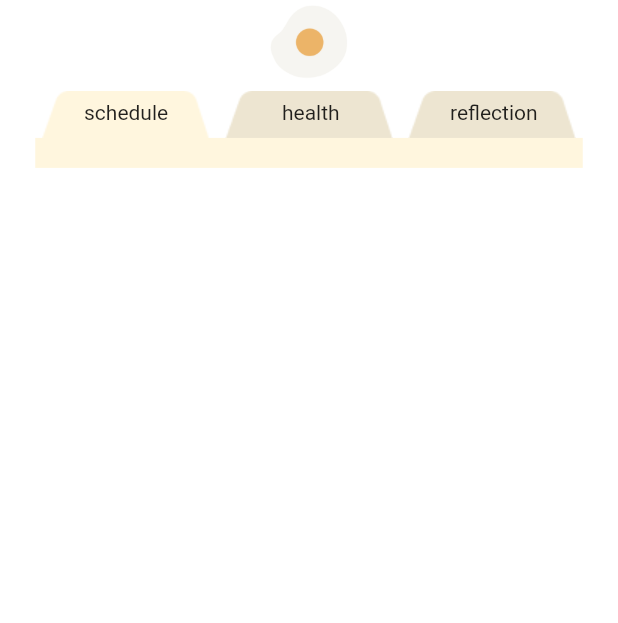
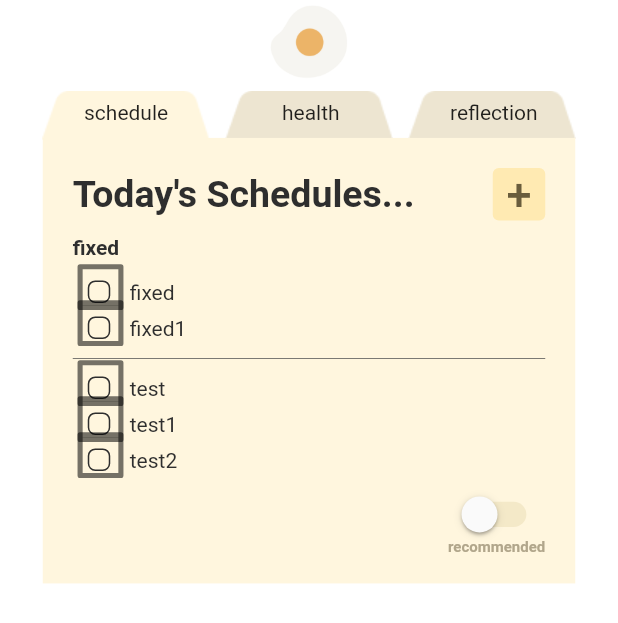
Before and after one commit to HCI-CEO/LifeIsAnEgg, a Flutter app: the screen it shows after launch, on a phone screen of 412 x 824 dp. Shown: the top 623 px of the screen. Run offline on Flutter 3.47's test engine with Material 2 defaults, Android fonts, the phone set to English and light mode, and no system bars; our stand-ins replace table_calendar.

Commit message:
add: global variable

```diff
--- a/lib/day_file_box.dart
+++ b/lib/day_file_box.dart
@@ -1,5 +1,6 @@
 import 'package:flutter/material.dart';
-// import 'package:life_is_an_egg/schedule.dart';
+import 'package:life_is_an_egg/health.dart';
+import 'package:life_is_an_egg/schedule.dart';
 
 class FileBox extends StatefulWidget {
   const FileBox({Key? key}) : super(key: key);
@@ -77,15 +78,15 @@ class _FileBoxState extends State<FileBox> {
           ),
         ),
         Container(
-          width: 365,
+          width: 355,
           color: Color.fromARGB(255, 255, 246, 222),
           child: Padding(
             padding: EdgeInsets.fromLTRB(20, 10, 20, 10),
             child:(
                 curPage==0?
-                /**** ScheduleList() ****/ null :(
+                ScheduleList() :(
                     curPage==1?
-                    /**** 여기에 null 대신 Health ****/ null  : (
+                    HealthList()  : (
                         curPage==2?
                         /**** 여기에 null 대신 reflection ****/ null
                             :null
--- /dev/null
+++ b/lib/global_data.dart
@@ -0,0 +1,94 @@
+import 'package:flutter/cupertino.dart';
+
+class ToDo {
+  bool isDone = false;
+  int priority = 0; // 0, 1, 2 (높을 수록 중요)
+  String title;
+  DateTime doneTime = DateTime(1970, 1, 1, 0, 0, 1);
+
+  ToDo(this.title, this.priority );
+}
+class ToDoHealth {
+  bool isDone = false;
+  String title;
+  DateTime doingTime;
+
+  ToDoHealth(this.title, this.doingTime);
+}
+
+
+// ---------나의 경우...-----------
+// flutter pub add provider
+// flutter pub get
+// import 'package:life_is_an_egg/global_data.dart' as data;
+// import 'package:provider/provider.dart';
+// 제일 상단에 이렇게 넣어서 사용
+class CalendarData with ChangeNotifier {
+
+  // 현재 화면에 나타낼 날짜 -> 이 값에 따라 아래 todolist 바뀜
+  DateTime _selectedDay = DateTime.now();
+
+  // 값 get할 때
+  // context.watch<data.CalendarData>().selectedDay;
+  DateTime get selectedDay => _selectedDay;
+
+  //  값을 변경하고 싶을 때
+  // context.read<data.CalendarData>().changeDay(변경하고 싶은 DateTime 객체);
+  void changeDay(DateTime day){
+    _selectedDay=day;
+    notifyListeners();
+  }
+
+  // 얘는 근데 바로 변경해도 됨
+  // 6월 5일 health task 항목에 접근하고 싶을 때
+  // context.watch<data.CalendarData>().calendar[selectedDay.month]?[selectedDay.day]?['health']?['tasks']
+  //
+  // 그냥 calendar 전체를 받아오고 싶을 때
+  // context.watch<data.CalendarData>().calendar
+  Map<int, Map<int,Map<String,Map<String,dynamic>>>> calendar = {
+    // 월
+    6: {
+      // 일
+      5: {
+        // 스케줄
+        'schedule': {
+          'fixed' : [ToDo('fixed', 0), ToDo('fixed1', 2)],
+          'unfixed' : [ToDo('test', 0), ToDo('test1', 2), ToDo('test2', 1)]
+        },
+        // 건강
+        'health' : {
+          'tasks' : [
+            ToDoHealth('Vitamin', DateTime(1970,1,1, 8, 7)),
+            ToDoHealth('dentist', DateTime(1970,1,1, 12, 7)),
+            ToDoHealth('go to sleep', DateTime(1970,1,1, 12, 23))
+          ]
+        },
+        // reflection
+        'reflection' : {
+          'image' : 'img/dkfj',
+          'answer' : ['answer1', 'answer2'],
+        }
+      },
+      8: {
+        // 스케줄
+        'schedule': {
+          'fixed' : [ToDo('fixed', 0), ToDo('fixed1' , 2)],
+          'unfixed' : [ToDo('test', 0), ToDo('test1', 2), ToDo('test2', 1)]
+        },
+        // 건강
+        'health' : {
+          'tasks' : [
+            ToDoHealth('Vitamin', DateTime(1970,1,1, 8, 7)),
+            ToDoHealth('dentist', DateTime(1970,1,1, 12, 7)),
+            ToDoHealth('go to sleep', DateTime(1970,1,1, 12, 23))
+          ]
+        },
+        // reflection
+        'reflection' : {
+          'image' : 'img/dkfj',
+          'answer' : ['answer3', 'answer4'],
+        }
+      },
+    }
+  };
+}
--- a/lib/schedule.dart
+++ b/lib/schedule.dart
@@ -1,19 +1,8 @@
 import 'package:flutter/cupertino.dart';
 import 'package:flutter/material.dart';
 import 'package:intl/intl.dart';
-
-
-// 요 투두도..
-class ToDo {
-  bool isDone = false;
-  int priority = 0; // 0, 1, 2 (높을 수록 중요)
-  String title;
-  bool isFixed;
-  DateTime doneTime = DateTime(1970, 1, 1, 0, 0, 1);
-
-  ToDo(this.title, this.priority, this.isFixed);
-}
-
+import 'package:life_is_an_egg/global_data.dart' as data;
+import 'package:provider/provider.dart';
 
 
 class ScheduleList extends StatefulWidget {
@@ -29,17 +18,12 @@ class _ScheduleListState extends State<ScheduleList> {
   final _focusNode = FocusNode();//포커스 노드
   final _inputTodoController = TextEditingController();
 
-  // 나중에 이 값들 다 전역으로 어디 한 군데에서 다 관리해야하지 싶은데...
-  final _fixedItems = <ToDo>[ToDo('fixed', 0, true), ToDo('fixed1' , 2, true)];
-  final _items = <ToDo>[ToDo('test', 0, false), ToDo('test1', 2, false), ToDo('test2', 1, false)];
-
   String _inputPriority = 'high';
   bool _inputIsFixed = false;
 
 
-
   /**** 할 일 추가 메소드 ****/
-  void _addTodo(ToDo todo, List l) {
+  void _addTodo(data.ToDo todo, List l) {
     setState(() {
       l.add(todo);
       _inputTodoController.text = '';
@@ -49,14 +33,14 @@ class _ScheduleListState extends State<ScheduleList> {
   }
 
   /**** 할 일 삭제 메소드 ****/
-  void _deleteTodo(ToDo todo, List l) {
+  void _deleteTodo(data.ToDo todo, List l) {
     setState(() {
       l.remove(todo);
     });
   }
 
   /**** 할 일 title 수정 메소드 ****/
-  void _modifyTodo(ToDo todo){
+  void _modifyTodo(data.ToDo todo){
     setState((){
       todo.title = _inputTodoController.text;
       _inputTodoController.text='';
@@ -64,17 +48,15 @@ class _ScheduleListState extends State<ScheduleList> {
   }
 
   /**** 추천기능이 적용된 리스트 정렬 ****/
-  List<ToDo> onRecommend(List<ToDo> item){
-    List<ToDo> temp;
+  List<data.ToDo> onRecommend(List<data.ToDo> item){
+    List<data.ToDo> temp;
     temp = [...item];
     temp.sort((a,b)=>b.priority.compareTo(a.priority));
     return temp;
   }
 
-
-
   /**** Todo list item 만들기 ****/
-  Widget buildItemWidget(ToDo todo) {
+  Widget buildItemWidget(data.ToDo todo, List<data.ToDo> list) {
     return Padding(
         padding: const EdgeInsets.fromLTRB(10, 4,10,4),
         child :
@@ -163,10 +145,7 @@ class _ScheduleListState extends State<ScheduleList> {
                                       primary: Colors.redAccent,
                                     ),
                                     onPressed: () {
-                                      if (todo.isFixed)
-                                        _deleteTodo(todo, _fixedItems);
-                                      else
-                                        _deleteTodo(todo, _items);
+                                      _deleteTodo(todo, list);
                                       Navigator.pop(context);
                                     },
                                     child: const Padding(
@@ -185,8 +164,10 @@ class _ScheduleListState extends State<ScheduleList> {
               },
               child : Row(
                 mainAxisAlignment: MainAxisAlignment.spaceBetween,
+                crossAxisAlignment: CrossAxisAlignment.start,
                 children: <Widget>[
                   Row(
+                    crossAxisAlignment: CrossAxisAlignment.start,
                     children: [
                       Container(
                         width: 15,
@@ -256,6 +237,11 @@ class _ScheduleListState extends State<ScheduleList> {
 
   @override
   Widget build(BuildContext context) {
+    var selectedDay = context.watch<data.CalendarData>().selectedDay;
+
+    var fixedItems = context.watch<data.CalendarData>().calendar[selectedDay.month]?[selectedDay.day]?['schedule']?['fixed'];
+    var items = context.watch<data.CalendarData>().calendar[selectedDay.month]?[selectedDay.day]?['schedule']?['unfixed'];
+
     return Column(
       children: <Widget> [
         Padding(
@@ -263,9 +249,13 @@ class _ScheduleListState extends State<ScheduleList> {
             child:Row(
               mainAxisAlignment: MainAxisAlignment.spaceBetween,
               children: [
-                const Text(
-                  'Today\'s Schedules...',
-                  style: TextStyle(fontSize: 25, fontWeight: FontWeight.bold, color: Color.fromARGB(255, 46, 46, 46)),
+                Text(
+                  (selectedDay.month == DateTime.now().month && selectedDay.day == DateTime.now().day?
+                    'Today\'s Schedules...'
+                  :
+                      '${DateFormat.MMMd().format(selectedDay)}${selectedDay.day==1? 'st' : selectedDay.day==2? 'nd' : selectedDay.day==3? 'rd' : 'th'} Schedules...'
+                  ),
+                  style: const TextStyle(fontSize: 25, fontWeight: FontWeight.bold, color: Color.fromARGB(255, 46, 46, 46)),
                 ),
                 Transform.translate(
                   offset: const Offset(10, 10),
@@ -274,8 +264,8 @@ class _ScheduleListState extends State<ScheduleList> {
                     height: 35,
                     child: Transform.translate(
                       offset: const Offset(-10, -10),
-                      child: TextButton(
-                          child: const Text('+', style: TextStyle(fontSize: 30)),
+                      child:
+                      TextButton(
                         onPressed: () {
                           /**** popup stateful 속성을 가질 수 있도록 ****/
                           showDialog(
@@ -377,13 +367,13 @@ class _ScheduleListState extends State<ScheduleList> {
                                                       if(_inputTodoController.text!=''){
                                                         var list;
 
-                                                      if(_inputIsFixed) list = _fixedItems;
-                                                      else list = _items;
+                                                        if(_inputIsFixed) list = fixedItems;
+                                                        else list = items;
 
                                                         switch(_inputPriority){
-                                                        case 'high': _addTodo(ToDo(_inputTodoController.text, 2, _inputIsFixed), list); break;
-                                                        case 'medium': _addTodo(ToDo(_inputTodoController.text, 1, _inputIsFixed), list); break;
-                                                        case 'low': _addTodo(ToDo(_inputTodoController.text, 0, _inputIsFixed), list); break;
+                                                          case 'high': _addTodo(data.ToDo(_inputTodoController.text, 2), list); break;
+                                                          case 'medium': _addTodo(data.ToDo(_inputTodoController.text, 1), list); break;
+                                                          case 'low': _addTodo(data.ToDo(_inputTodoController.text, 0), list); break;
                                                         }
                                                         Navigator.pop(context);
                                                       }
@@ -425,7 +415,8 @@ class _ScheduleListState extends State<ScheduleList> {
                           backgroundColor: const Color.fromARGB(255, 255, 234, 178),
                           primary: const Color.fromARGB(255, 106, 93, 60),
                           padding: const EdgeInsets.all(0),
-                          )
+                        ),
+                        child: const Text('+', style: TextStyle(fontSize: 30)),
                       ),
                     ),
                   ),
@@ -437,19 +428,20 @@ class _ScheduleListState extends State<ScheduleList> {
             children: const [Text('fixed',style: TextStyle(fontWeight: FontWeight.bold, color: Color.fromARGB(255, 46, 46, 46)))],
           ),
         ),
-        ...(isCommended ?
-        onRecommend(_fixedItems).map((item) => buildItemWidget(item))
+        ...(fixedItems==null? [] : isCommended ?
+        onRecommend(fixedItems).map((item) => buildItemWidget(item, fixedItems))
             :
-        _fixedItems.map((item) => buildItemWidget(item))
+        fixedItems.map((item) => buildItemWidget(item, fixedItems))
         ),
         const Divider(
             color: Color.fromARGB(255, 79, 79, 79),
             thickness: 0.5
         ),
-        ...(isCommended ?
-        onRecommend(_items).map((item) => buildItemWidget(item))
+
+        ...(items==null? [] : isCommended ?
+        onRecommend(items).map((item) => buildItemWidget(item, items))
             :
-        _items.map((item) => buildItemWidget(item))
+        items.map((item) => buildItemWidget(item, items))
         ),
         Container(
           alignment: Alignment.centerRight,
```
Also changed, not shown: lib/health.dart (+50 -45 lines), lib/main.dart (+8 -5 lines). Lines whose indentation alone changed are shown as unchanged.
